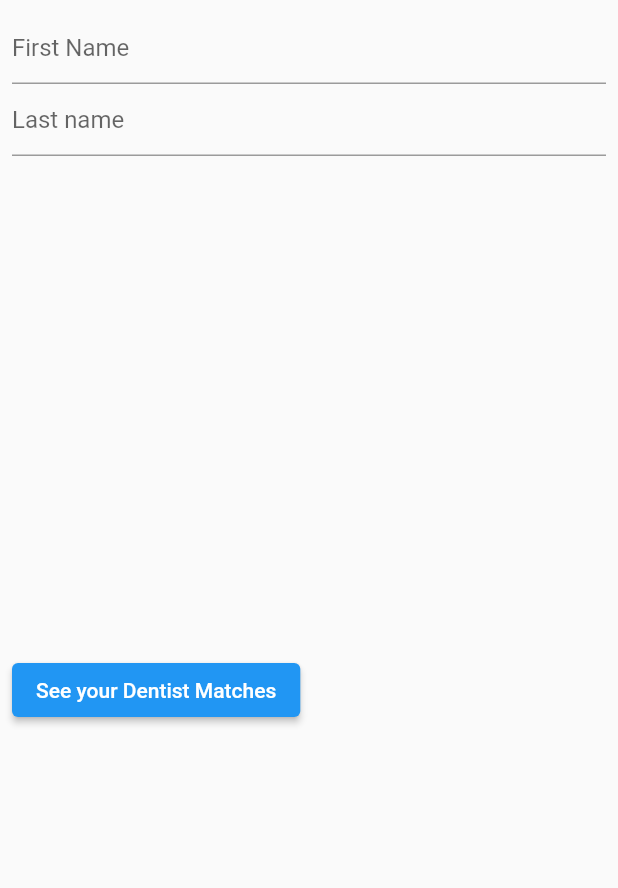
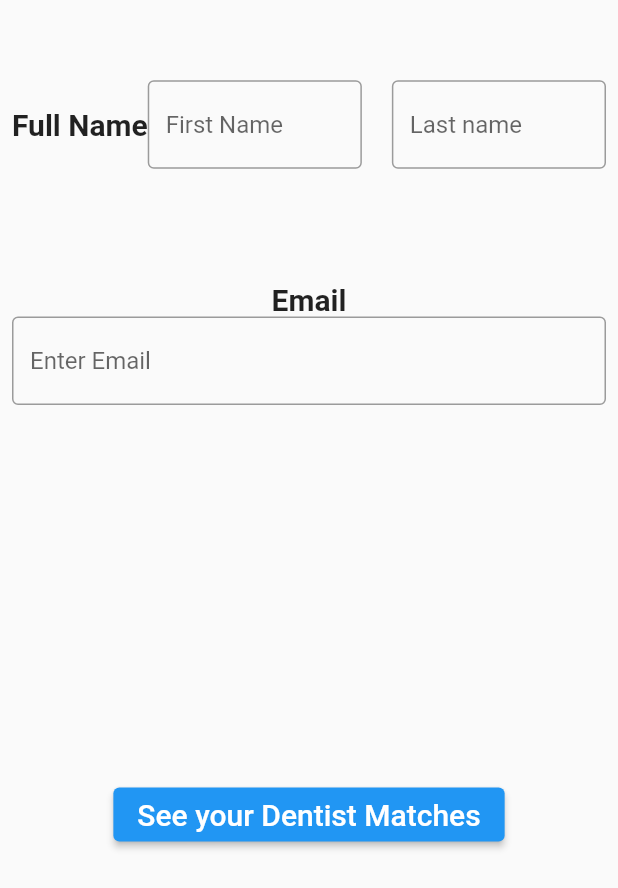
Before and after one commit to jtmuller5/flutter_practice, a Flutter app: the screen it shows after launch, on a phone screen of 412 x 824 dp. Shown: the top 888 px of the screen. Run offline on Flutter 3.47's test engine with Material 2 defaults, Android fonts, the phone set to English and light mode, and no system bars; our stand-ins replace google_fonts, stacked.

Commit message:
fastbooking continued

```diff
--- a/lib/on_boarding_screen/on_boarding_viewmodel.dart
+++ b/lib/on_boarding_screen/on_boarding_viewmodel.dart
@@ -1,12 +1,34 @@
-
-
+import 'package:flutter/cupertino.dart';
+import 'package:flutter/material.dart';
 import 'package:stacked/stacked.dart';
 
-class OnboardingViewModel extends BaseViewModel{
+import '../to_do/to_do_page.dart';
 
-void nextPage(){
+class OnboardingViewModel extends BaseViewModel {
+  String? firstName;
+  String? lastName;
+  String? email;
 
+  void nextPage(BuildContext context) {
+    Navigator.push(
+      context,
+      MaterialPageRoute(builder: (context) => const ToPage()),
+    );
+  }
+
+  void updateFirstName(String newFirstName){
+    firstName = newFirstName;
+    notifyListeners();
+
+  }
+  void updateLastName(String newLastName){
+    lastName = newLastName;
+    notifyListeners();
+
+  }
+  void updateEmail(String newEmail){
+    email = newEmail;
+    notifyListeners();
+
+  }
 }
-
-
-}
--- a/lib/on_boarding_screen/widgets/on_boarding_confirm_button.dart
+++ b/lib/on_boarding_screen/widgets/on_boarding_confirm_button.dart
@@ -1,20 +1,38 @@
 import 'package:flutter/material.dart';
 import 'package:flutter_practice/on_boarding_screen/on_boarding_viewmodel.dart';
 import 'package:stacked/stacked.dart';
+
+import '../../to_do/to_do_page.dart';
 
 class OnboardingConfirmButton extends ViewModelWidget<OnboardingViewModel> {
   const OnboardingConfirmButton({Key? key}) : super(key: key);
 
   @override
   Widget build(BuildContext context, OnboardingViewModel viewModel) {
-    return Row(
+    return Center(
+
+        child: Row(
+          mainAxisAlignment: MainAxisAlignment.center,
           children: [
             ElevatedButton(
               onPressed: () {
+                print("First name: ${viewModel.firstName}");
+                print(viewModel.lastName);
+                print(viewModel.email);
+                Navigator.push(
+                  context,
+                  MaterialPageRoute(builder: (context) => const ToPage()),
+                );
               },
-          child: const Text("See your Dentist Matches"),
+              child: const Text(
+                "See your Dentist Matches",
+                style: TextStyle(
+                  fontSize: 20,
+                ),
+              ),
             ),
           ],
+        ),
       );
   }
 }
--- a/lib/on_boarding_screen/widgets/on_boarding_list_view.dart
+++ b/lib/on_boarding_screen/widgets/on_boarding_list_view.dart
@@ -9,13 +9,54 @@ class OnBoardingListView extends ViewModelWidget<OnboardingViewModel> {
   Widget build(BuildContext context, OnboardingViewModel viewModel) {
     return ListView(
       shrinkWrap: true,
-        children: const [
-          TextField(decoration: InputDecoration(hintText: "First Name"),
-          ),
-          TextField(decoration: InputDecoration(hintText: "Last name"),
-          ),
-
-
+      children: [
+        Column(
+          children: [
+            Row(
+              children: [
+                SizedBox(height: 150,),
+                Title(color: Colors.black, child: const Text("Full Name",style: TextStyle(fontWeight:FontWeight.bold,fontSize: 20),),),
+                Flexible(
+                  child: TextFormField(
+                    onChanged: (value) {
+                      viewModel.updateFirstName(value);
+                    },
+                    decoration: const InputDecoration(hintText: "First Name", border: OutlineInputBorder()),
+                  ),
+                ),
+                const SizedBox(
+                  width: 20,
+                ),
+                Flexible(
+                  child: TextFormField(
+                    onChanged: (value) {
+                      viewModel.updateLastName(value);
+                    },
+                    decoration: InputDecoration(hintText: "Last name", border: OutlineInputBorder()),
+                  ),
+                ),
+              ],
+            ),
+            const SizedBox(
+              height: 30,
+            ),
+            Title(
+                color: Colors.black,
+                child: const Text(
+                  "Email",
+                  style: TextStyle(
+                    fontSize: 20,
+                    fontWeight: FontWeight.bold,
+                  ),
+                )),
+            TextFormField(
+              onChanged: (value) {
+                viewModel.updateEmail(value);
+              },
+              decoration: const InputDecoration(hintText: "Enter Email", border: OutlineInputBorder()),
+            )
+          ],
+        ),
       ],
     );
   }
```
Lines whose indentation alone changed are shown as unchanged.
